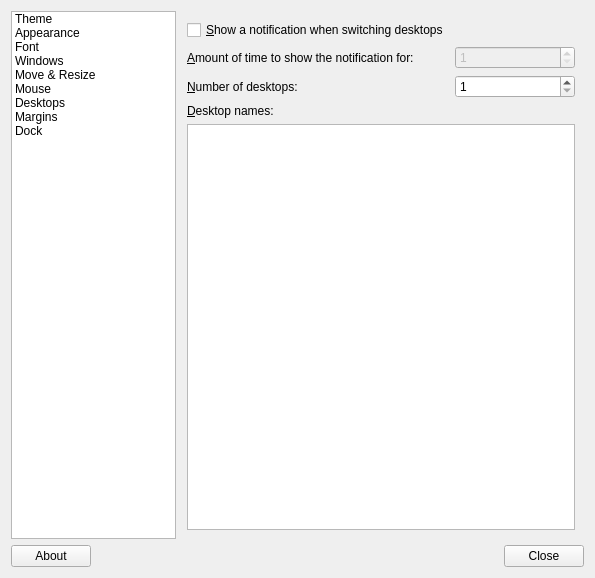
Old version of the form src/obconf.ui in the repository lxqt/obconf-qt.
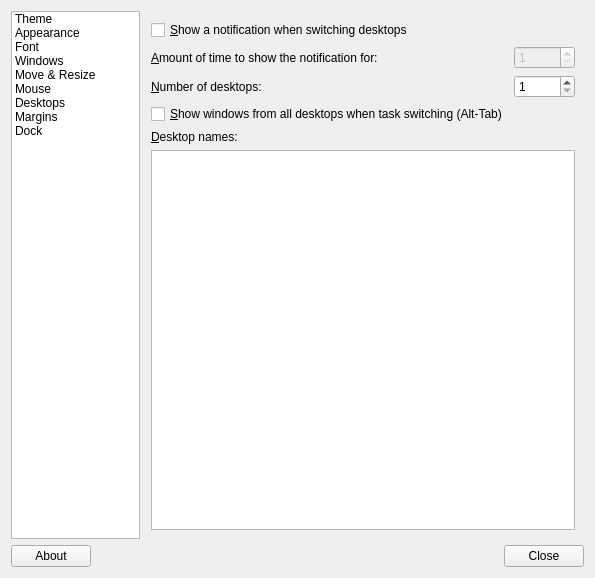
New version of the form. The open tabs and pages were chosen to show the change. Custom widgets are drawn as their Qt base class.

Commit message: Expose allDesktops option from rc.xml in the desktop section

```diff
--- a/src/obconf.ui
+++ b/src/obconf.ui
@@ -870,10 +870,17 @@
            </property>
           </widget>
          </item>
+         <item row="4" column="0">
+          <widget class="QCheckBox" name="all_desktops">
+           <property name="text">
+            <string>&amp;Show windows from all desktops when task switching (Alt-Tab)</string>
+           </property>
+          </widget>
+         </item>
          <item row="9" column="0" colspan="2">
           <widget class="QListWidget" name="desktop_names"/>
          </item>
-         <item row="4" column="0" colspan="2">
+         <item row="6" column="0" colspan="2">
           <widget class="QLabel" name="label_19">
            <property name="text">
             <string>&amp;Desktop names:</string>
```
Left out of the diff: 4 changed lines with no effect on the pictures. The commit also changes 2 other files.
